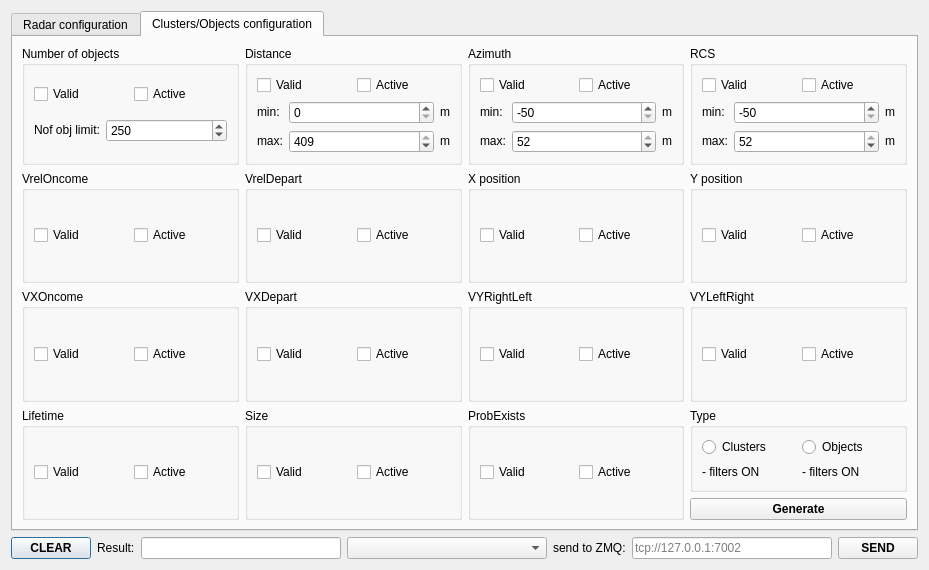
Old version of the form dialogconfig.ui in the repository anatoltrush/RadarVisual.
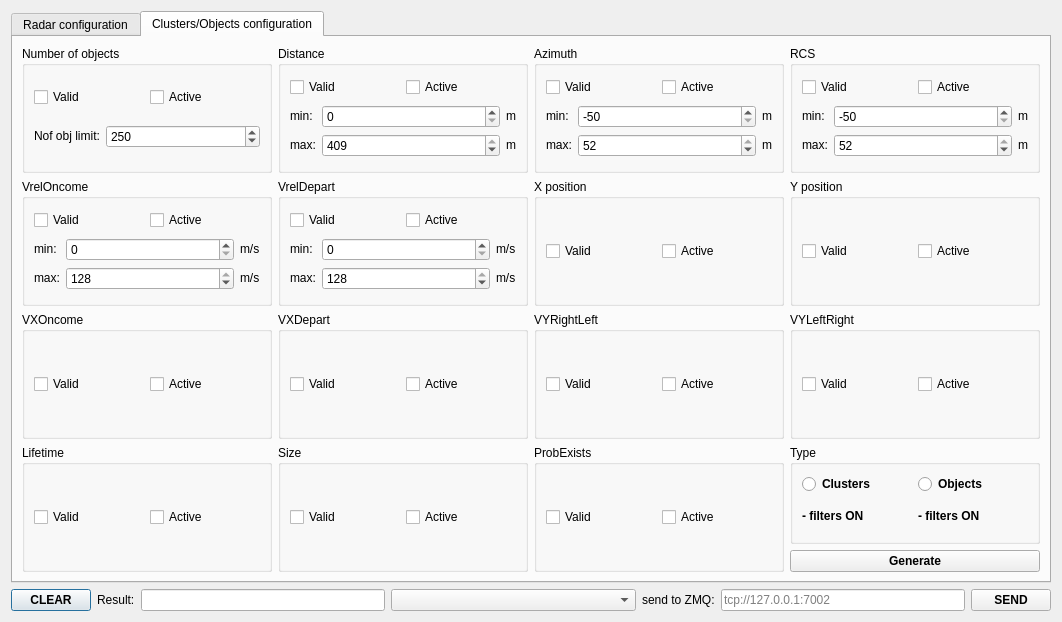
New version of the form.

Diff of the .ui file:
```diff
--- a/dialogconfig.ui
+++ b/dialogconfig.ui
@@ -6,8 +6,8 @@
    <rect>
     <x>0</x>
     <y>0</y>
-    <width>845</width>
-    <height>552</height>
+    <width>1062</width>
+    <height>622</height>
    </rect>
   </property>
   <property name="windowTitle">
@@ -26,6 +26,7 @@
       <widget class="QPushButton" name="pBClearResStr">
        <property name="font">
         <font>
+         <weight>75</weight>
          <bold>true</bold>
         </font>
        </property>
@@ -51,6 +52,7 @@
        </property>
        <property name="font">
         <font>
+         <weight>75</weight>
          <bold>true</bold>
         </font>
        </property>
@@ -69,6 +71,7 @@
        </property>
        <property name="font">
         <font>
+         <weight>75</weight>
          <bold>true</bold>
         </font>
        </property>
@@ -92,6 +95,7 @@
       <widget class="QPushButton" name="pBSend">
        <property name="font">
         <font>
+         <weight>75</weight>
          <bold>true</bold>
         </font>
        </property>
@@ -1449,9 +1453,9 @@
          <property name="title">
           <string>VrelOncome</string>
          </property>
-         <layout class="QGridLayout" name="gridLayout_36">
+         <layout class="QGridLayout" name="gridLayout_37">
           <item row="0" column="0">
-           <layout class="QHBoxLayout" name="horizontalLayout_11">
+           <layout class="QHBoxLayout" name="horizontalLayout_2">
             <item>
              <widget class="QCheckBox" name="cBSetClObjVOncV">
               <property name="text">
@@ -1468,6 +1472,91 @@
             </item>
            </layout>
           </item>
+          <item row="1" column="0">
+           <layout class="QGridLayout" name="gridLayout_36">
+            <item row="0" column="0">
+             <widget class="QLabel" name="label_9">
+              <property name="sizePolicy">
+               <sizepolicy hsizetype="Fixed" vsizetype="Fixed">
+                <horstretch>0</horstretch>
+                <verstretch>0</verstretch>
+               </sizepolicy>
+              </property>
+              <property name="text">
+               <string>min:</string>
+              </property>
+             </widget>
+            </item>
+            <item row="0" column="1">
+             <widget class="QSpinBox" name="sBSetClObjVOncMin">
+              <property name="toolTip">
+               <string>0...128.993</string>
+              </property>
+              <property name="toolTipDuration">
+               <number>5000</number>
+              </property>
+              <property name="maximum">
+               <number>128</number>
+              </property>
+             </widget>
+            </item>
+            <item row="0" column="2">
+             <widget class="QLabel" name="label_16">
+              <property name="sizePolicy">
+               <sizepolicy hsizetype="Fixed" vsizetype="Fixed">
+                <horstretch>0</horstretch>
+                <verstretch>0</verstretch>
+               </sizepolicy>
+              </property>
+              <property name="text">
+               <string>m/s</string>
+              </property>
+             </widget>
+            </item>
+            <item row="1" column="0">
+             <widget class="QLabel" name="label_15">
+              <property name="sizePolicy">
+               <sizepolicy hsizetype="Fixed" vsizetype="Fixed">
+                <horstretch>0</horstretch>
+                <verstretch>0</verstretch>
+               </sizepolicy>
+              </property>
+              <property name="text">
+               <string>max:</string>
+              </property>
+             </widget>
+            </item>
+            <item row="1" column="1">
+             <widget class="QSpinBox" name="sBSetClObjVOncMax">
+              <property name="toolTip">
+               <string>0...128.993</string>
+              </property>
+              <property name="toolTipDuration">
+               <number>5000</number>
+              </property>
+              <property name="maximum">
+               <number>128</number>
+              </property>
+              <property name="value">
+               <number>128</number>
+              </property>
+             </widget>
+            </item>
+            <item row="1" column="2">
+             <widget class="QLabel" name="label_17">
+              <property name="sizePolicy">
+               <sizepolicy hsizetype="Fixed" vsizetype="Fixed">
+                <horstretch>0</horstretch>
+                <verstretch>0</verstretch>
+               </sizepolicy>
+              </property>
+              <property name="text">
+               <string>m/s</string>
+              </property>
+             </widget>
+            </item>
+           </layout>
+          </item>
          </layout>
         </widget>
        </item>
@@ -1476,9 +1565,9 @@
          <property name="title">
           <string>VrelDepart</string>
          </property>
-         <layout class="QGridLayout" name="gridLayout_37">
+         <layout class="QGridLayout" name="gridLayout_51">
           <item row="0" column="0">
-           <layout class="QHBoxLayout" name="horizontalLayout_12">
+           <layout class="QHBoxLayout" name="horizontalLayout_5">
             <item>
              <widget class="QCheckBox" name="cBSetClObjVDepV">
               <property name="text">
@@ -1495,6 +1584,91 @@
             </item>
            </layout>
           </item>
+          <item row="1" column="0">
+           <layout class="QGridLayout" name="gridLayout_50">
+            <item row="0" column="0">
+             <widget class="QLabel" name="label_18">
+              <property name="sizePolicy">
+               <sizepolicy hsizetype="Fixed" vsizetype="Fixed">
+                <horstretch>0</horstretch>
+                <verstretch>0</verstretch>
+               </sizepolicy>
+              </property>
+              <property name="text">
+               <string>min:</string>
+              </property>
+             </widget>
+            </item>
+            <item row="0" column="1">
+             <widget class="QSpinBox" name="sBSetClObjVDepMin">
+              <property name="toolTip">
+               <string>0...128.993</string>
+              </property>
+              <property name="toolTipDuration">
+               <number>5000</number>
+              </property>
+              <property name="maximum">
+               <number>128</number>
+              </property>
+             </widget>
+            </item>
+            <item row="0" column="2">
+             <widget class="QLabel" name="label_20">
+              <property name="sizePolicy">
+               <sizepolicy hsizetype="Fixed" vsizetype="Fixed">
+                <horstretch>0</horstretch>
+                <verstretch>0</verstretch>
+               </sizepolicy>
+              </property>
+              <property name="text">
+               <string>m/s</string>
+              </property>
+             </widget>
+            </item>
+            <item row="1" column="0">
+             <widget class="QLabel" name="label_19">
+              <property name="sizePolicy">
+               <sizepolicy hsizetype="Fixed" vsizetype="Fixed">
+                <horstretch>0</horstretch>
+                <verstretch>0</verstretch>
+               </sizepolicy>
+              </property>
+              <property name="text">
+               <string>max:</string>
+              </property>
+             </widget>
+            </item>
+            <item row="1" column="1">
+             <widget class="QSpinBox" name="sBSetClObjVDepMax">
+              <property name="toolTip">
+               <string>0...128.993</string>
+              </property>
+              <property name="toolTipDuration">
+               <number>5000</number>
+              </property>
+              <property name="maximum">
+               <number>128</number>
+              </property>
+              <property name="value">
+               <number>128</number>
+              </property>
+             </widget>
+            </item>
+            <item row="1" column="2">
+             <widget class="QLabel" name="label_21">
+              <property name="sizePolicy">
+               <sizepolicy hsizetype="Fixed" vsizetype="Fixed">
+                <horstretch>0</horstretch>
+                <verstretch>0</verstretch>
+               </sizepolicy>
+              </property>
+              <property name="text">
+               <string>m/s</string>
+              </property>
+             </widget>
+            </item>
+           </layout>
+          </item>
          </layout>
         </widget>
        </item>
@@ -1751,6 +1925,12 @@
            <layout class="QGridLayout" name="gridLayout_5">
             <item row="0" column="0">
              <widget class="QRadioButton" name="rBSetClObjTypeCl">
+              <property name="font">
+               <font>
+                <weight>75</weight>
+                <bold>true</bold>
+               </font>
+              </property>
               <property name="text">
                <string>Clusters</string>
               </property>
@@ -1758,6 +1938,12 @@
             </item>
             <item row="0" column="1">
              <widget class="QRadioButton" name="rBSetClObjTypeObj">
+              <property name="font">
+               <font>
+                <weight>75</weight>
+                <bold>true</bold>
+               </font>
+              </property>
               <property name="text">
                <string>Objects</string>
               </property>
@@ -1765,6 +1951,12 @@
             </item>
             <item row="1" column="0">
              <widget class="QLabel" name="lFiltersCl">
+              <property name="font">
+               <font>
+                <weight>75</weight>
+                <bold>true</bold>
+               </font>
+              </property>
               <property name="text">
                <string>- filters ON</string>
               </property>
@@ -1772,6 +1964,12 @@
             </item>
             <item row="1" column="1">
              <widget class="QLabel" name="lFiltersObj">
+              <property name="font">
+               <font>
+                <weight>75</weight>
+                <bold>true</bold>
+               </font>
+              </property>
               <property name="text">
                <string>- filters ON</string>
               </property>
@@ -1784,6 +1982,7 @@
           <widget class="QPushButton" name="pBGenClObjConf">
            <property name="font">
             <font>
+             <weight>75</weight>
              <bold>true</bold>
             </font>
            </property>
```
Left out of the diff: 1 changed line with no effect on the pictures.
